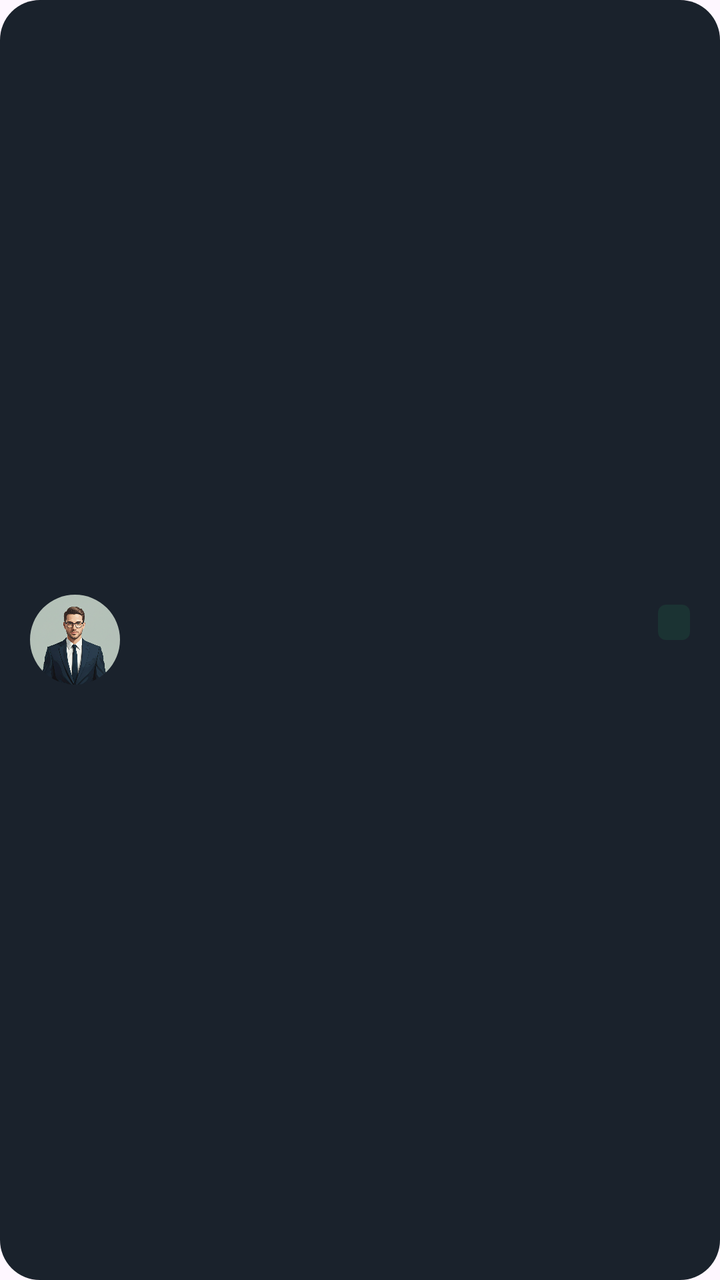
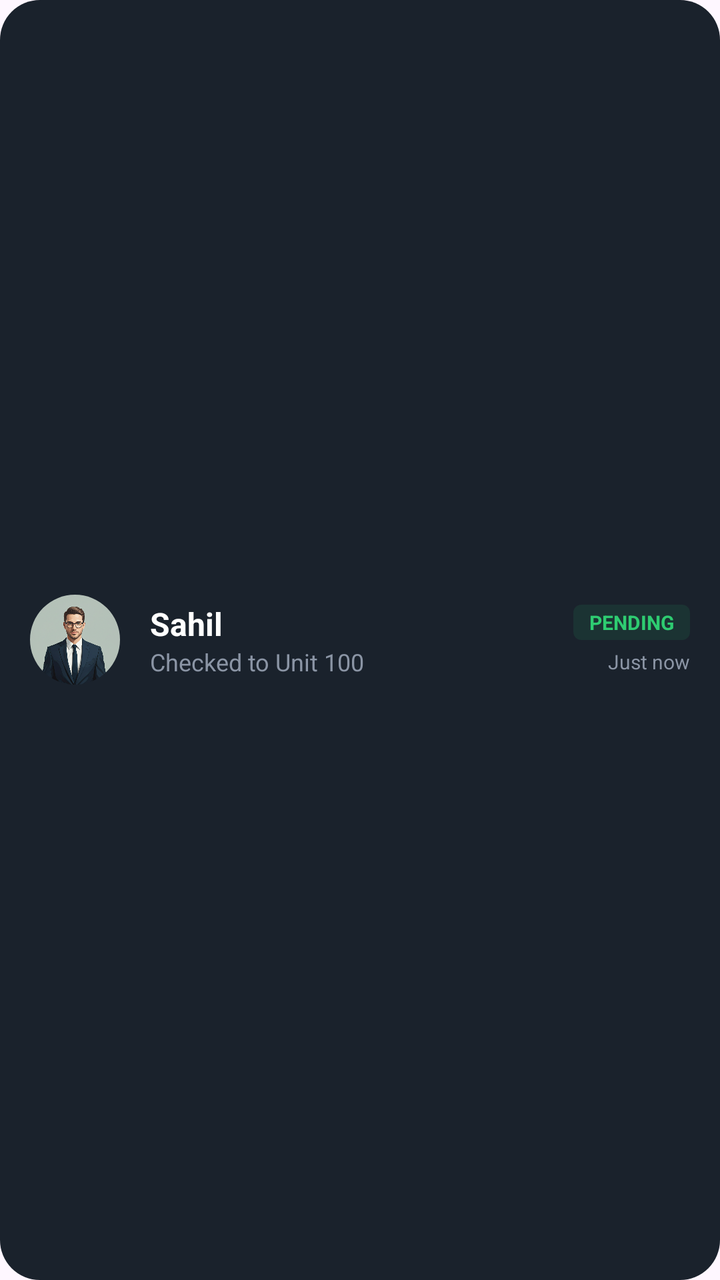

The first picture is an Android layout as it rendered before a commit; the second is the same layout after the commit. The layout source and the unified diff follow.
<!-- AndroidManifest.xml: application theme Theme.HouseVisitorManagementSystem -->
<!-- res/layout/item_pending_visitor.xml -->
<LinearLayout xmlns:android="http://schemas.android.com/apk/res/android"
    android:layout_width="match_parent"
    android:layout_height="wrap_content"
    xmlns:app="http://schemas.android.com/apk/res-auto"
    android:layout_marginBottom="15dp"
    android:background="@drawable/bg_card_rounded"
    android:gravity="center_vertical"
    android:orientation="horizontal"
    android:padding="15dp">

    <com.google.android.material.imageview.ShapeableImageView
        android:id="@+id/visitorImage"
        android:layout_width="45dp"
        android:layout_height="45dp"
        android:scaleType="centerCrop"
        android:src="@drawable/person_image"
        app:shapeAppearanceOverlay="@style/CircleImage" />

    <LinearLayout
        android:layout_width="0dp"
        android:layout_height="wrap_content"
        android:layout_marginStart="15dp"
        android:layout_weight="1"
        android:orientation="vertical">

        <TextView
            android:id="@+id/visitorName"
            android:layout_width="wrap_content"
            android:layout_height="wrap_content"
            android:textColor="@color/white"
            android:textSize="16sp"
            android:textStyle="bold" />

        <TextView
            android:id="@+id/visitorDetails"
            android:layout_width="wrap_content"
            android:layout_height="wrap_content"
            android:textColor="@color/text_grey"
            android:textSize="12sp" />
    </LinearLayout>
    <LinearLayout
        android:layout_width="wrap_content"
        android:layout_height="wrap_content"
        android:gravity="end"
        android:orientation="vertical">

        <TextView
            android:id="@+id/visitorStatus"
            android:layout_width="wrap_content"
            android:layout_height="wrap_content"
            android:background="@drawable/bg_badge_green"
            android:paddingHorizontal="8dp"
            android:paddingVertical="2dp"
            android:textColor="@color/status_green"
            android:textSize="10sp"
            android:textStyle="bold" />

        <TextView
            android:id="@+id/visitorTimeAgo"
            android:layout_width="wrap_content"
            android:layout_height="wrap_content"
            android:layout_marginTop="4dp"
            android:textColor="@color/text_grey"
            android:textSize="10sp" />
    </LinearLayout>
</LinearLayout>
<!-- resources referenced by this layout -->
<resources>
  <color name="status_green">#2ECC71</color>
  <color name="text_grey">#8B95A5</color>
  <color name="white">#FFFFFF</color>
  <!-- drawable bg_badge_green (drawable) -->
  <?xml version="1.0" encoding="utf-8"?>
  <shape xmlns:android="http://schemas.android.com/apk/res/android" android:shape="rectangle">
      <solid android:color="#192ECC71" />
      <corners android:radius="4dp" />
  </shape>
  <!-- drawable bg_card_rounded (drawable) -->
  <?xml version="1.0" encoding="utf-8"?>
  <shape xmlns:android="http://schemas.android.com/apk/res/android">
      <solid android:color="@color/card_dark_bg" />
      <corners android:radius="20dp" />
  </shape>
  <!-- drawable person_image: png bitmap (drawable, 263217 bytes) -->
  <style name="CircleImage">
          <item name="cornerSize">50%</item>
      </style>
  <style name="Theme.HouseVisitorManagementSystem" parent="Base.Theme.HouseVisitorManagementSystem" />
  <color name="card_dark_bg">#1A222C</color>
  <style name="Base.Theme.HouseVisitorManagementSystem" parent="Theme.Material3.DayNight.NoActionBar">
          
          
      </style>
</resources>

<!-- the commit's change to res/layout/item_pending_visitor.xml (unified diff, before → after) -->
@@ -1,4 +1,5 @@
 <LinearLayout xmlns:android="http://schemas.android.com/apk/res/android"
+    android:id="@+id/itemPendingVisitor"
     android:layout_width="match_parent"
     android:layout_height="wrap_content"
     xmlns:app="http://schemas.android.com/apk/res-auto"
@@ -25,6 +26,7 @@
 
         <TextView
             android:id="@+id/visitorName"
+            android:text="Sahil"
             android:layout_width="wrap_content"
             android:layout_height="wrap_content"
             android:textColor="@color/white"
@@ -33,6 +35,7 @@
 
         <TextView
             android:id="@+id/visitorDetails"
+            android:text="Checked to Unit 100"
             android:layout_width="wrap_content"
             android:layout_height="wrap_content"
             android:textColor="@color/text_grey"
@@ -46,6 +49,7 @@
 
         <TextView
             android:id="@+id/visitorStatus"
+            android:text="PENDING"
             android:layout_width="wrap_content"
             android:layout_height="wrap_content"
             android:background="@drawable/bg_badge_green"
@@ -57,6 +61,7 @@
 
         <TextView
             android:id="@+id/visitorTimeAgo"
+            android:text="Just now"
             android:layout_width="wrap_content"
             android:layout_height="wrap_content"
             android:layout_marginTop="4dp"
